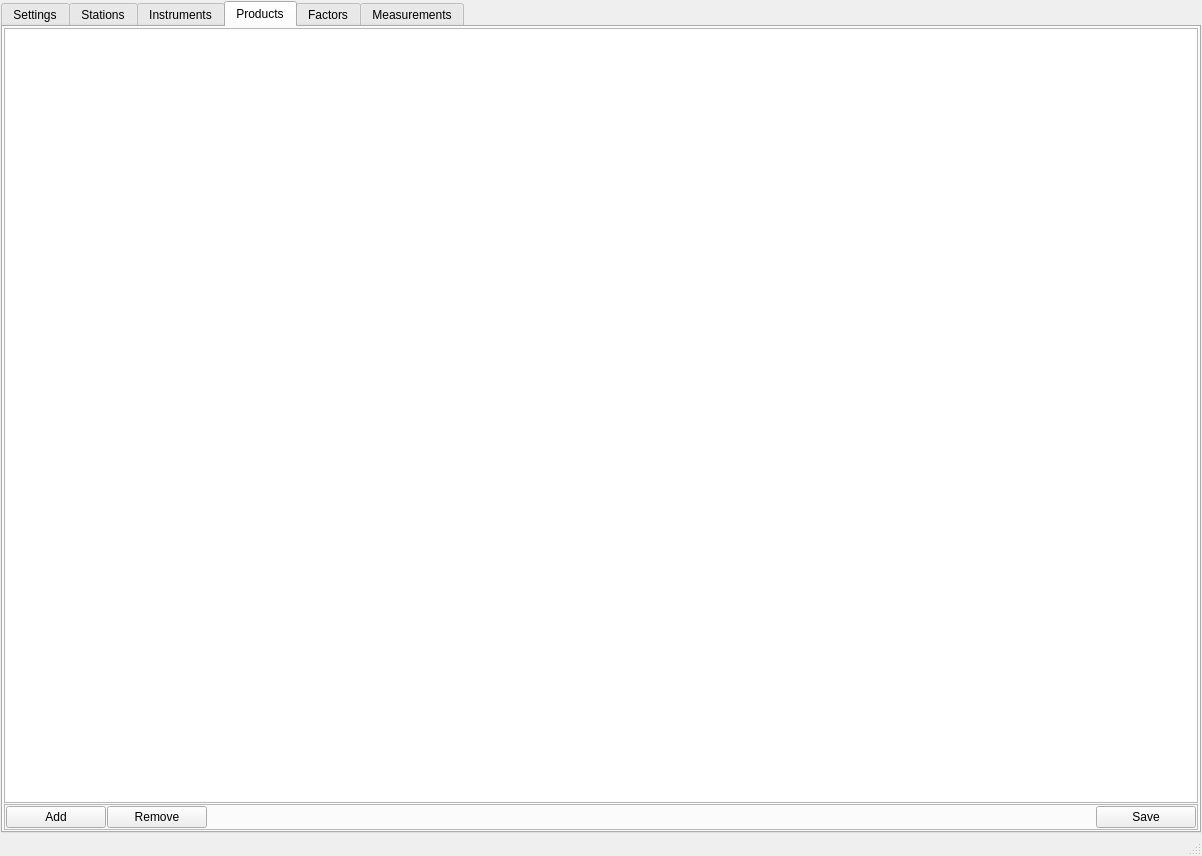
Above: uvman.ui from DSA-NO/uvman before the change. Below: the same form after it.
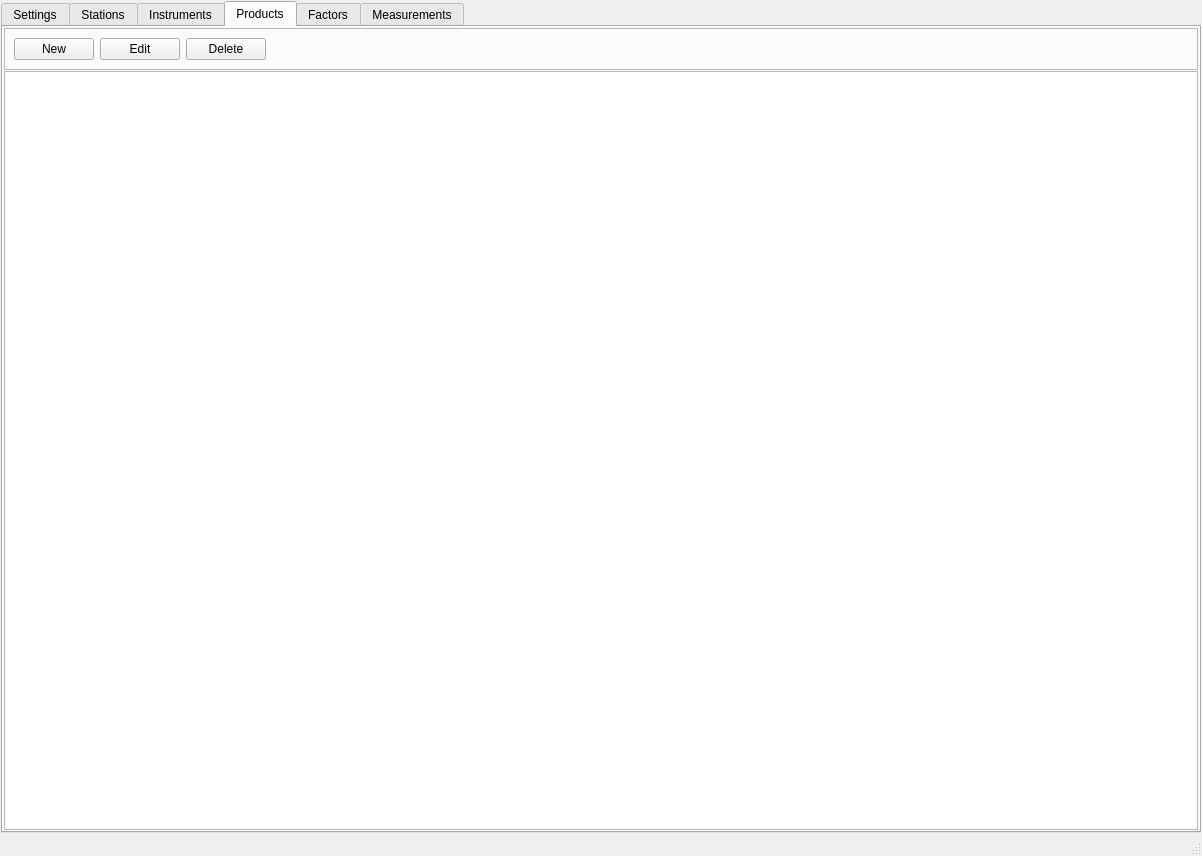
That is the form after the change. The open tabs and pages were chosen to show the change.

The edit to the form file:
```diff
--- a/uvman.ui
+++ b/uvman.ui
@@ -411,6 +411,52 @@
         <property name="bottomMargin">
          <number>1</number>
         </property>
+        <item>
+         <widget class="QFrame" name="frameProductsTop">
+          <property name="frameShape">
+           <enum>QFrame::StyledPanel</enum>
+          </property>
+          <property name="frameShadow">
+           <enum>QFrame::Raised</enum>
+          </property>
+          <layout class="QHBoxLayout" name="horizontalLayout_10">
+           <item>
+            <widget class="QPushButton" name="btnProductsNew">
+             <property name="text">
+              <string>New</string>
+             </property>
+            </widget>
+           </item>
+           <item>
+            <widget class="QPushButton" name="btnProductsEdit">
+             <property name="text">
+              <string>Edit</string>
+             </property>
+            </widget>
+           </item>
+           <item>
+            <widget class="QPushButton" name="btnProductsDelete">
+             <property name="text">
+              <string>Delete</string>
+             </property>
+            </widget>
+           </item>
+           <item>
+            <spacer name="horizontalSpacer_3">
+             <property name="orientation">
+              <enum>Qt::Horizontal</enum>
+             </property>
+             <property name="sizeHint" stdset="0">
+              <size>
+               <width>40</width>
+               <height>20</height>
+              </size>
+             </property>
+            </spacer>
+           </item>
+          </layout>
+         </widget>
+        </item>
         <item>
          <widget class="QFrame" name="frameProductsMiddle">
           <property name="frameShape">
@@ -460,97 +506,6 @@
           </layout>
          </widget>
         </item>
-        <item>
-         <widget class="QFrame" name="frameProductsBottom">
-          <property name="minimumSize">
-           <size>
-            <width>0</width>
-            <height>0</height>
-           </size>
-          </property>
-          <property name="maximumSize">
-           <size>
-            <width>16777215</width>
-            <height>32</height>
-           </size>
-          </property>
-          <property name="frameShape">
-           <enum>QFrame::StyledPanel</enum>
-          </property>
-          <property name="frameShadow">
-           <enum>QFrame::Raised</enum>
-          </property>
-          <layout class="QHBoxLayout" name="horizontalLayout_5">
-           <property name="spacing">
-            <number>1</number>
-           </property>
-           <property name="leftMargin">
-            <number>1</number>
-           </property>
-           <property name="topMargin">
-            <number>1</number>
-           </property>
-           <property name="rightMargin">
-            <number>1</number>
-           </property>
-           <property name="bottomMargin">
-            <number>1</number>
-           </property>
-           <item>
-            <widget class="QPushButton" name="btnProductsAdd">
-             <property name="minimumSize">
-              <size>
-               <width>100</width>
-               <height>0</height>
-              </size>
-             </property>
-             <property name="text">
-              <string>Add</string>
-             </property>
-            </widget>
-           </item>
-           <item>
-            <widget class="QPushButton" name="btnProductsRemove">
-             <property name="minimumSize">
-              <size>
-               <width>100</width>
-               <height>0</height>
-              </size>
-             </property>
-             <property name="text">
-              <string>Remove</string>
-             </property>
-            </widget>
-           </item>
-           <item>
-            <spacer name="hSpacerProducts1">
-             <property name="orientation">
-              <enum>Qt::Horizontal</enum>
-             </property>
-             <property name="sizeHint" stdset="0">
-              <size>
-               <width>654</width>
-               <height>20</height>
-              </size>
-             </property>
-            </spacer>
-           </item>
-           <item>
-            <widget class="QPushButton" name="btnProductsSave">
-             <property name="minimumSize">
-              <size>
-               <width>100</width>
-               <height>0</height>
-              </size>
-             </property>
-             <property name="text">
-              <string>Save</string>
-             </property>
-            </widget>
-           </item>
-          </layout>
-         </widget>
-        </item>
        </layout>
       </widget>
       <widget class="QWidget" name="tabFactors">
```
Left out of the diff: 2 changed lines with no effect on the pictures.
